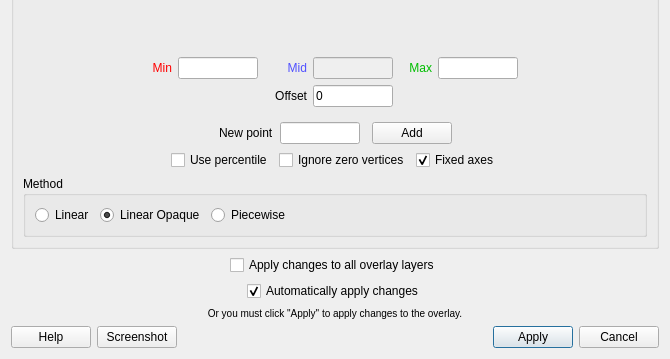
freesurfer/freesurfer, file freeview/WindowConfigureOverlay.ui: the form before one commit; both pictures show x 0 to 670 and y 583 to 942 of the 670 by 942 pixel window.
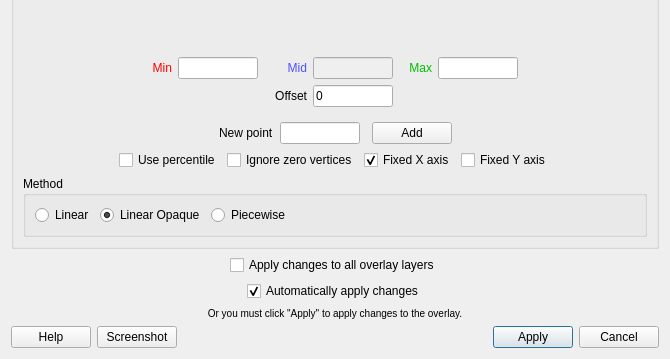
The form after the commit. Custom widgets are drawn as their Qt base class.

Commit message: Added option to fix Y axis range for overlay display

Diff of the .ui file:
```diff
--- a/freeview/WindowConfigureOverlay.ui
+++ b/freeview/WindowConfigureOverlay.ui
@@ -786,13 +786,23 @@
         <item>
          <widget class="QCheckBox" name="checkBoxFixedAxes">
           <property name="text">
-           <string>Fixed axes</string>
+           <string>Fixed X axis</string>
           </property>
           <property name="checked">
            <bool>true</bool>
           </property>
          </widget>
         </item>
+        <item>
+         <widget class="QCheckBox" name="checkBoxFixedYAxis">
+          <property name="text">
+           <string>Fixed Y axis</string>
+          </property>
+          <property name="checked">
+           <bool>false</bool>
+          </property>
+         </widget>
+        </item>
         <item>
          <spacer name="horizontalSpacer_15">
           <property name="orientation">
```
Left out of the diff: 22 changed lines with no effect on the pictures. The commit also changes 6 other files.
